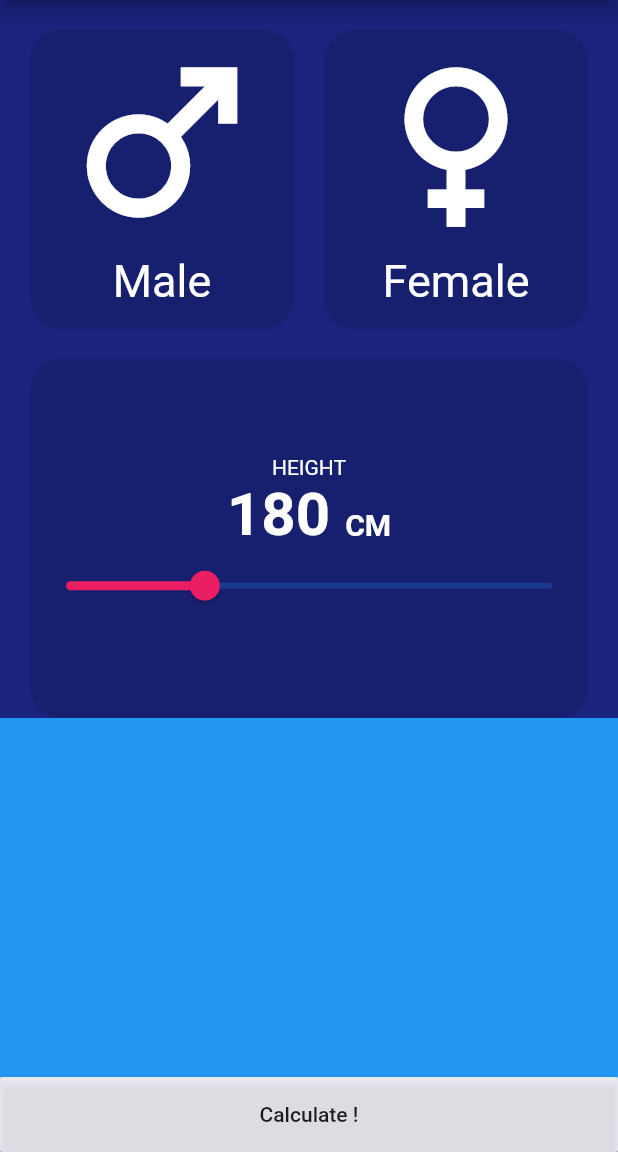
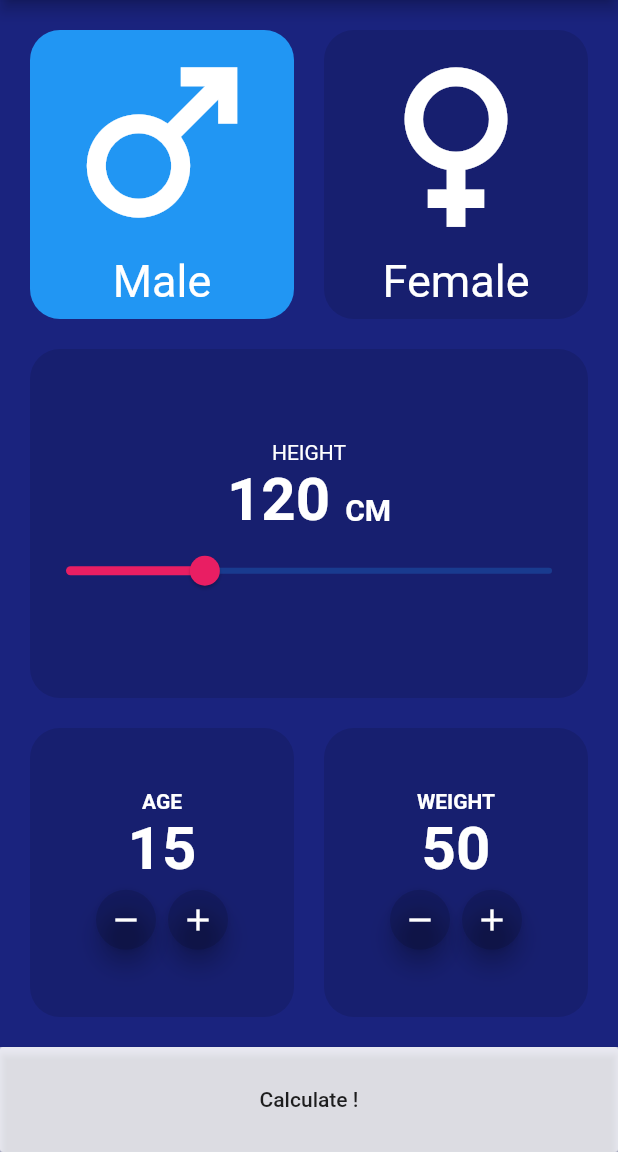
Before and after one commit to SalmHossam/Bmi_Calculator, a Flutter app: the screen it shows after launch, on a phone screen of 412 x 824 dp, the part 84-1236 px from its top. Run offline on Flutter 3.47's test engine with Material 2 defaults, Android fonts, the phone set to English and light mode, and no system bars; missing offline and left inert: dart:ffi.

Commit message:
semi-final

```diff
--- a/lib/bmi_screen.dart
+++ b/lib/bmi_screen.dart
@@ -10,6 +10,11 @@ class BmiScreen extends StatefulWidget {
 }
 
 class _BmiScreenState extends State<BmiScreen> {
+  bool isMale=true;
+  double Height=120;
+  int weight=50;
+  int age= 15;
+
   @override
   Widget build(BuildContext context) {
     return Scaffold(
@@ -27,6 +32,14 @@ class _BmiScreenState extends State<BmiScreen> {
                   mainAxisAlignment: MainAxisAlignment.spaceBetween,
                   children: [
                     Expanded(
+                      child: GestureDetector(
+                        onTap: (){
+                          setState(() {
+                            isMale=true;
+
+                          });
+
+                        },
                         child: Container(
                           child:
                           Column(children: [
@@ -41,12 +54,22 @@ class _BmiScreenState extends State<BmiScreen> {
                             ),)
                           ],),
                           decoration:
-                        BoxDecoration(borderRadius:BorderRadius.circular(20),color: Colors.black12),
+                          BoxDecoration(borderRadius:BorderRadius.circular(20),
+                              color : isMale ? Colors.blue :Colors.black12),
+                        ),
                       ),
                     ),
                     SizedBox(
                       width: 20,),
                     Expanded(
+                      child: GestureDetector(
+                        onTap: (){
+                          setState(() {
+                            isMale=false;
+
+                          });
+
+                        },
                         child: Container(
                           child:
                           Column(children: [
@@ -61,7 +84,9 @@ class _BmiScreenState extends State<BmiScreen> {
                             ),)
                           ],),
                           decoration:
-                        BoxDecoration(borderRadius:BorderRadius.circular(20),color: Colors.black12),
+                          BoxDecoration(borderRadius:BorderRadius.circular(20),
+                              color:  isMale? Colors.black12:Colors.pinkAccent),
+                        ),
                       ),
                     ),
 
@@ -85,7 +110,7 @@ class _BmiScreenState extends State<BmiScreen> {
                   textBaseline: TextBaseline.alphabetic,
                   children: [
                   Text(
-                    '180',
+                    '${Height.round()}',
                     style: TextStyle(
                       fontSize: 40,
                        fontWeight: FontWeight.bold,
@@ -105,13 +130,16 @@ class _BmiScreenState extends State<BmiScreen> {
                   ),
 
                 ],),
-                Slider(value: 120,
+                    Slider(value: Height,
                         max: 220,
                         min: 80,
                         activeColor: Colors.pink,
-                    onChanged: (value){
-                      print(value.round());
-                    })
+                        onChanged: (value)
+                        {
+                          setState(() {
+                            Height=value;
+                          });
+                        }),
                 ],),
               decoration:BoxDecoration(
                 borderRadius: BorderRadius.circular(20),
@@ -122,9 +150,127 @@ class _BmiScreenState extends State<BmiScreen> {
 
         ),
         Expanded(
+          child:Padding(
+            padding: const EdgeInsets.all(20.0),
+            child: Row(
+              mainAxisAlignment: MainAxisAlignment.spaceEvenly,
+              children: [
+                Expanded(
                   child: Container(
-            color: Colors.blue,
+                    child: Column(
+                      mainAxisAlignment: MainAxisAlignment.center,
+                      children: [
+                        Text('AGE',
+                          style:TextStyle(color:Colors.white, fontWeight:FontWeight.bold), ) ,
+                        Text(
+                          '$age',
+                          style: TextStyle(
+                            fontSize: 40,
+                            fontWeight: FontWeight.bold,
+                            color: Colors.white,
                           ),
+                        ),
+                        Row(
+                            mainAxisAlignment: MainAxisAlignment.center,
+                            children: [
+                          FloatingActionButton(
+
+                            onPressed:(){
+                              setState(() {
+                                setState(() {
+                                  age--;
+                                });
+                              });
+                            },
+                            mini: true,
+                            child:  Icon(
+                              Icons.remove,
+                            ),
+                            backgroundColor: Colors.black12,
+
+                          ),
+                          FloatingActionButton(
+                            onPressed:(){
+                              setState(() {
+                                age++;
+                              });
+                            },
+                            mini: true,
+                            child:  Icon(
+                              Icons.add,
+                            ),
+                            backgroundColor: Colors.black12,
+
+                          )
+                        ]),
+                      ],
+                    ),
+                    decoration:
+                    BoxDecoration(borderRadius:BorderRadius.circular(20),color: Colors.black12),
+                  ),
+                ),
+                SizedBox(
+                  width: 20,
+                ),
+                Expanded(
+                  child: Container(
+                    child: Column(
+                      mainAxisAlignment: MainAxisAlignment.center,
+                      children: [
+                        Text('WEIGHT',
+                          style:TextStyle(color:Colors.white, fontWeight:FontWeight.bold), ) ,
+                        Text(
+                          '$weight',
+                          style: TextStyle(
+                            fontSize: 40,
+                            fontWeight: FontWeight.bold,
+                            color: Colors.white,
+                          ),
+                        ),
+                        Row(
+                            mainAxisAlignment: MainAxisAlignment.center,
+                            children: [
+                          FloatingActionButton(
+
+                            onPressed:(){
+                              setState(() {
+                                weight--;
+                              });
+
+                            },
+                            mini: true,
+                            child:  Icon(
+                              Icons.remove,
+
+
+                            ),
+                            backgroundColor: Colors.black12,
+                          ),
+                          FloatingActionButton(
+                            onPressed:(){
+                              setState(() {
+                                weight++;
+                              });
+                            },
+                            mini: true,
+                            child:  Icon(
+                              Icons.add,
+                            ),
+                            backgroundColor: Colors.black12,
+
+                          )
+                        ]),
+
+
+                      ],
+                    ),
+                    decoration:
+                    BoxDecoration(borderRadius:BorderRadius.circular(20),color: Colors.black12),
+                  ),
+                )
+              ],
+            ),
+          )
         ),
 
         Container(
@@ -133,7 +279,7 @@ class _BmiScreenState extends State<BmiScreen> {
           child: MaterialButton(
             color: Colors.white70,
               onPressed: (){},
-            height: 50,
+            height: 70,
           child: Text(
               'Calculate !',
           )
```
Lines whose indentation alone changed are shown as unchanged.
